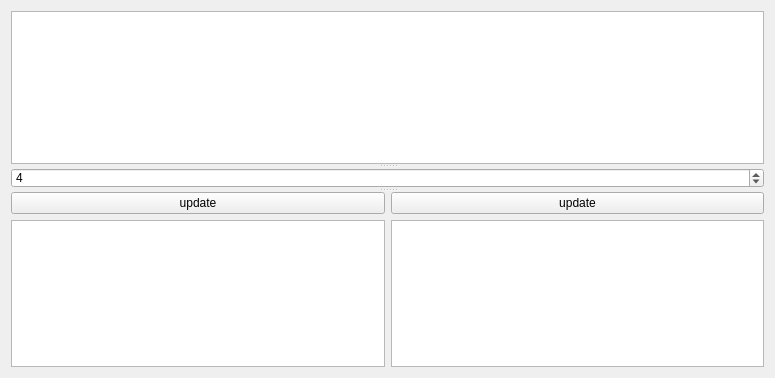
Above: src/xyto/Xytoplax/simple.ui from phresnel/picogen before the change. Below: the same form after it.
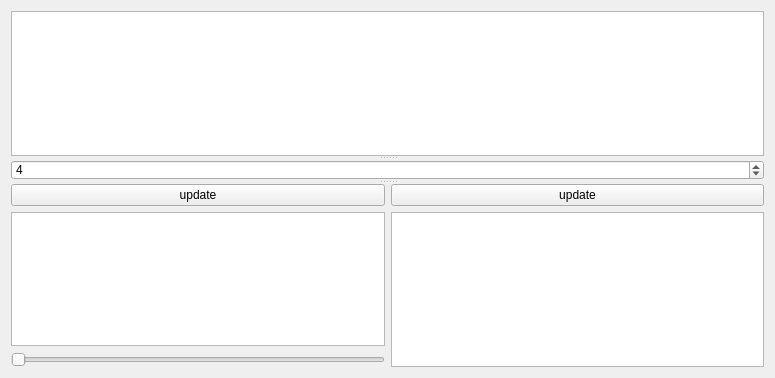
That is the form after the change.

```diff
--- a/src/xyto/Xytoplax/simple.ui
+++ b/src/xyto/Xytoplax/simple.ui
@@ -75,6 +75,16 @@
          <item>
           <widget class="QGraphicsView" name="graphicsView"/>
          </item>
+         <item>
+          <widget class="QSlider" name="rotationY">
+           <property name="maximum">
+            <number>360</number>
+           </property>
+           <property name="orientation">
+            <enum>Qt::Horizontal</enum>
+           </property>
+          </widget>
+         </item>
         </layout>
        </item>
        <item>
```
